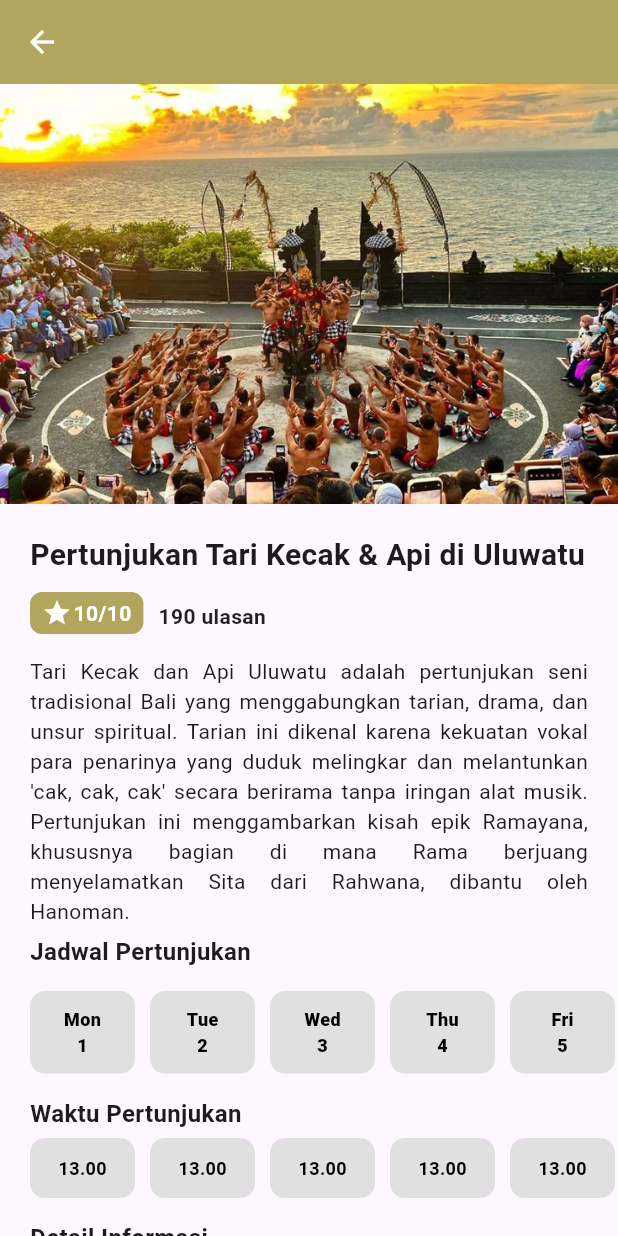
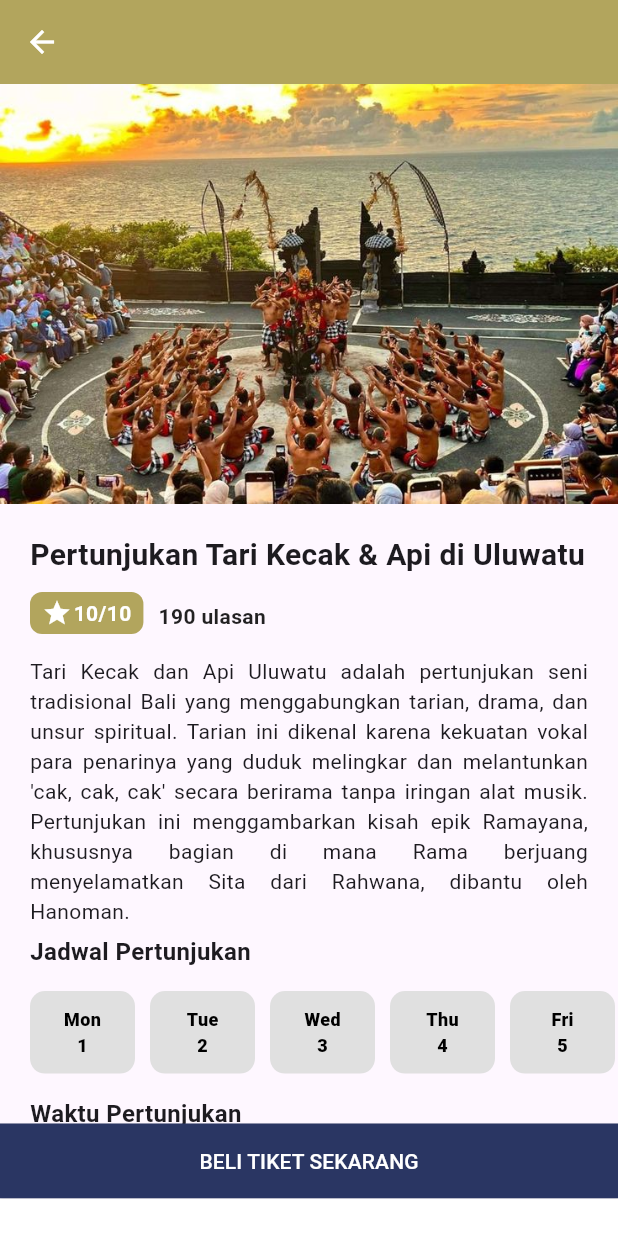
Before and after one commit to agunglaksonoputra/senada-project, a Flutter app: the CulturalShowPage screen opened by its route, after a tap on "Tari Kecak & Api Uluwatu", on a phone screen of 412 x 824 dp. Run offline on Flutter 3.47's test engine with Material 3 defaults, Android fonts, the phone set to English and light mode, and no system bars.

Commit message:
sambung reservasi ke detail

```diff
--- a/lib/Screens/DetailPage/DetailPage.dart
+++ b/lib/Screens/DetailPage/DetailPage.dart
@@ -1,6 +1,7 @@
 import 'dart:math';
 
 import 'package:flutter/material.dart';
+import 'package:senada/Screens/reservation/reservation.dart';
 
 void main() => runApp(const MyApp());
 
@@ -82,6 +83,41 @@ class MyApp extends StatelessWidget {
               ],
             ),
           ),
+        ),
+        bottomNavigationBar: Column(
+          mainAxisSize: MainAxisSize.min,
+          children: [
+            SizedBox(
+              width: MediaQuery.of(context).size.width,
+              height: 50,
+              child: ElevatedButton(
+                onPressed: () {
+                  Navigator.push(
+                    context,
+                    MaterialPageRoute(
+                      builder: (context) => ReservationPage(
+                      eventName: "Pertunjukan Tari Kecak & Api di Uluwatu",
+                    ),
+
+                    ),
+                  );
+                },
+                style: ElevatedButton.styleFrom(
+                  backgroundColor: const Color(0xFF2A3663),
+                  foregroundColor: Colors.white,
+                  shape: RoundedRectangleBorder(
+                    borderRadius: BorderRadius.zero,
+                  ),
+                ),
+                child: const Text('BELI TIKET SEKARANG'),
+              ),
+            ),
+            Container(
+              height: 25,
+              width: double.infinity,
+              color: Colors.white,
+            ),
+          ],
         ),
       ),
     );
--- a/lib/main.dart
+++ b/lib/main.dart
@@ -5,6 +5,7 @@ import 'package:senada/screens/auth/Login.dart';
 import 'package:senada/screens/auth/Register.dart';
 import 'package:senada/screens/auth/resetpassword.dart';
 import 'package:senada/screens/menuPage/menuPage.dart';
+import 'package:senada/Screens/reservation/reservation.dart';
 
 void main() {
   runApp(const MainApp());
@@ -27,7 +28,7 @@ class MainApp extends StatelessWidget {
         '/ResetPassword': (context) => const ResetPassword(),
         '/MenuPage': (context) => CulturalShowPage(),
         '/DetailPage': (context) => MyApp(),
-
+        '/Reservation': (context) => const ReservationPage(eventName: '',),
 
         // Tambahkan rute lainnya di sini jika perlu
       },
```
Also changed, not shown: lib/Screens/reservation/reservation.dart (added, +175 -0 lines).
